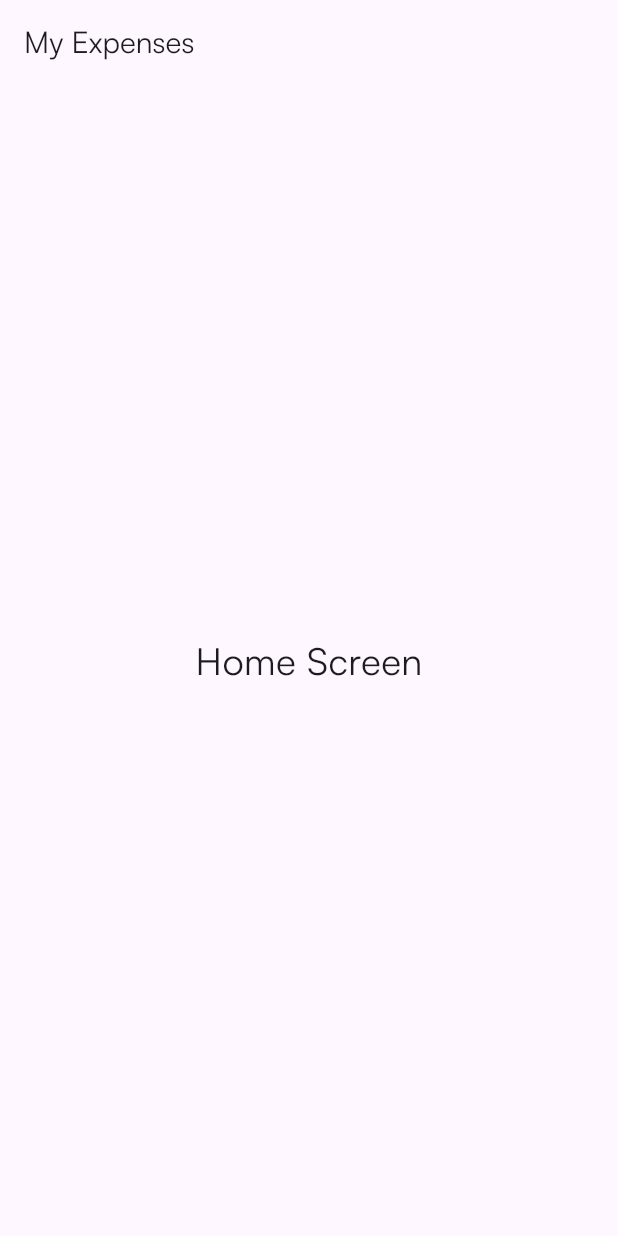
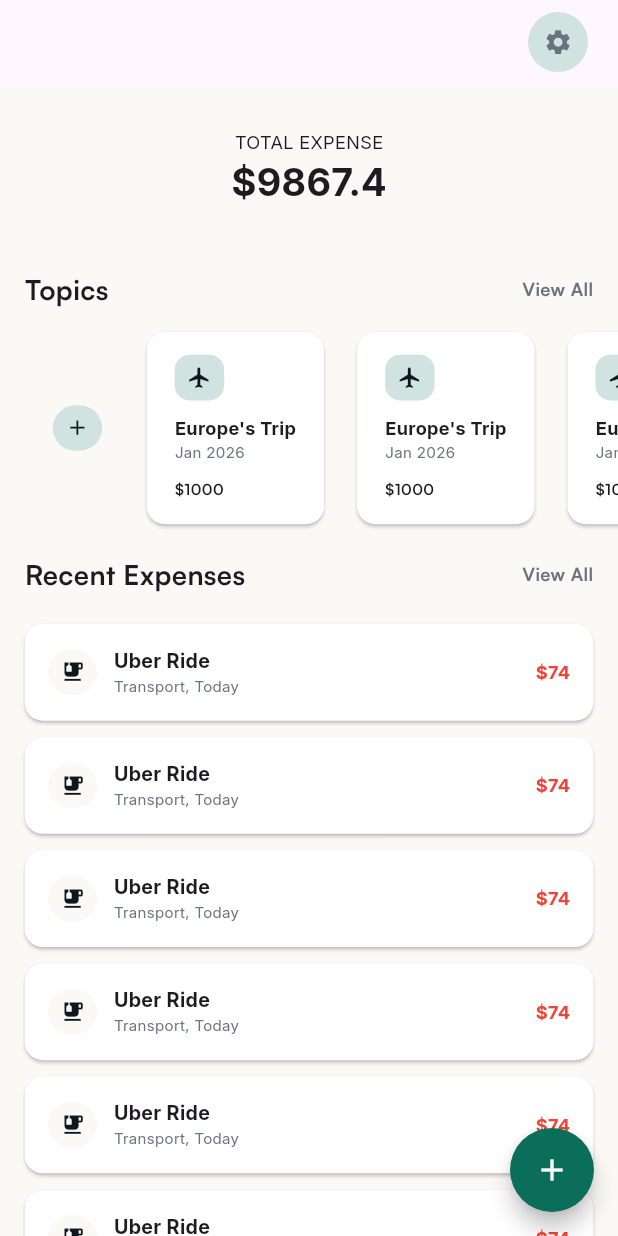
Before and after one commit to anilthapaliya/kashew, a Flutter app: the screen it shows after launch, on a phone screen of 412 x 824 dp. Run offline on Flutter 3.47's test engine with Material 3 defaults, Android fonts, the phone set to English and light mode, and no system bars; our stand-ins replace sqflite; accounts and stored records are empty.

Commit message:
Designed Home Screen
- Home Screen design with bottom sheet for 'Create new topic'

```diff
--- a/lib/utils/constants.dart
+++ b/lib/utils/constants.dart
@@ -12,6 +12,26 @@ class Constants {
 
   // App Labels
   static final String lblAppBarHome = "My Expenses";
+  static final String lblAppBarAddTopic = "Create New Topic";
+  static final String lblSubtitle = "Personal Expense Tracker";
+  static final String lblTotalExpense = "Total Expense";
+  static final String lblTopics = "Topics";
+  static final String lblRecentExpenses = "Recent Expenses";
+  static final String lblViewAll = "View All";
+  static final String lblTopicName = "Topic Name";
+  static final String lblStartDate = "Start Date";
+  static final String lblOptional = "Optional";
+  static final String lblDescription = "Description";
+  static final String lblTopicHelp = "Topics help you organize your budget and expenses effortlessly.";
+
+  static final String btnCreateTopic = "Create Topic";
+
+  static final String hintTopic =  "e.g., Trek to ABC";
+  static final String hintDescription = "What's this topic about?";
+  static final String hintToday = "Today";
+
+  // Padding and Margin
+  static final double stdMargin = 14;
 
   // App Fonts
   static final String fontBody = "Inter";
@@ -23,6 +43,7 @@ class Constants {
   static final String accentColor = "#FF6F61";
   static final String warmWhiteColor = "#FAF9F6";
   static final String darkBgColor = "#0F171E";
+  static final String lightGrayColor = "#D1E3E0";
   static final String textPrimaryLightColor = "#1A1A1A";
   static final String textPrimaryDarkColor = "#F5F5F5";
   static final String textSecondaryColor = "#6B7280";
--- a/lib/view_models/home_viewmodel.dart
+++ b/lib/view_models/home_viewmodel.dart
@@ -1,5 +1,7 @@
 import 'package:flutter/material.dart';
 import 'package:kashew/utils/constants.dart';
+import 'package:kashew/utils/hex_color.dart';
+import 'package:kashew/utils/responsive.dart';
 
 class HomeScreen extends StatefulWidget {
 
@@ -16,13 +18,278 @@ class _HomeScreenState extends State<HomeScreen> {
   Widget build(BuildContext context) {
 
     return Scaffold(
+      backgroundColor: HexColor.fromHex(Constants.warmWhiteColor),
       appBar: AppBar(
-        title: Text(Constants.lblAppBarHome, style: TextStyle(fontFamily: Constants.fontTitle, fontSize: 20)),
+        title: Row(
+          mainAxisAlignment: MainAxisAlignment.end,
+          children: [
+            IconButton.filled(
+              icon: Icon(Icons.settings, size: R.w(18), color: HexColor.fromHex(Constants.textSecondaryColor)),
+              style: IconButton.styleFrom(backgroundColor: HexColor.fromHex(Constants.lightGrayColor)),
+              onPressed: () {}),
+          ],
+        ),
       ),
-      body: Center(
-        child: Text("Home Screen", style: TextStyle(fontFamily: Constants.fontTitle, fontSize: 25)),
+      body: Column(
+        crossAxisAlignment: CrossAxisAlignment.start,
+        children: [
+
+          // Top Summary Section
+          Container(
+            width: double.infinity,
+            margin: EdgeInsets.symmetric(vertical: R.h(30), horizontal: R.w((15))),
+            child: Column(
+              mainAxisAlignment: MainAxisAlignment.center,
+              crossAxisAlignment: CrossAxisAlignment.center,
+              children: [
+                Text(Constants.lblTotalExpense.toUpperCase(),
+                    style: TextStyle(fontFamily: Constants.fontBody, fontSize: R.sp(12), fontWeight: FontWeight.w500)),
+                Text('\$9867.4',
+                  style: TextStyle(fontFamily: Constants.fontBody, fontSize: R.sp(25), fontWeight: FontWeight.bold))
+              ],
+            ),
+          ),
+
+          // Topics Section
+          Padding(
+            padding: EdgeInsets.symmetric(horizontal: R.w(15), vertical: R.h(10)),
+            child: Row(
+              mainAxisAlignment: MainAxisAlignment.spaceBetween,
+              children: [
+                Text(Constants.lblTopics, style: TextStyle(fontFamily: Constants.fontTitle, fontSize: R.sp(18), fontWeight: FontWeight.bold),),
+                Text(Constants.lblViewAll, style: TextStyle(fontFamily: Constants.fontTitle, fontSize: R.sp(12), fontWeight: FontWeight.bold, color: HexColor.fromHex(Constants.textSecondaryColor)),),
+              ],
+            ),
+          ),
+          SingleChildScrollView(
+            scrollDirection: Axis.horizontal,
+            child: Padding(
+              padding: EdgeInsets.symmetric(horizontal: R.w(15), vertical: R.h(5)),
+              child: Row(
+                children: [
+                  addTopic(),
+                  ... List.generate(5, (index) => topicCard()),
+                ]
+              ),
+            ),
+          ),
+
+          // Recent Expenses
+          Padding(
+            padding: EdgeInsets.symmetric(horizontal: R.w(15), vertical: R.h(15)),
+            child: Row(
+              mainAxisAlignment: MainAxisAlignment.spaceBetween,
+              children: [
+                Text(Constants.lblRecentExpenses, style: TextStyle(fontFamily: Constants.fontTitle, fontSize: R.sp(18), fontWeight: FontWeight.bold),),
+                Text(Constants.lblViewAll, style: TextStyle(fontFamily: Constants.fontTitle, fontSize: R.sp(12), fontWeight: FontWeight.bold, color: HexColor.fromHex(Constants.textSecondaryColor)),),
+              ],
+            ),
+          ),
+          Expanded(
+            child: SingleChildScrollView(
+              scrollDirection: Axis.vertical,
+              child: Padding(
+                padding: EdgeInsets.symmetric(horizontal: R.w(15), vertical: R.h(5)),
+                child: Column(
+                  children: List.generate(6, (index) => expenseCard()),
+                ),
+              ),
+            ),
+          ),
+
+        ],
+      ),
+      floatingActionButton: FloatingActionButton(
+          onPressed: () => showAddExpense(context),
+          shape: const CircleBorder(),
+          backgroundColor: HexColor.fromHex(Constants.primaryColor),
+          child: Icon(Icons.add, color: HexColor.fromHex(Constants.warmWhiteColor))),
+    );
+  }
+
+  Widget addTopic() {
+
+    return Card(
+      margin: EdgeInsets.only(right: R.w(10)),
+      elevation: 0,
+      color: HexColor.fromHex(Constants.warmWhiteColor),
+      child: Padding(
+        padding: EdgeInsets.symmetric(vertical: R.h(15), horizontal: R.w(17)),
+        child: Column(
+          crossAxisAlignment: CrossAxisAlignment.start,
+          children: [
+            Container(
+              width: R.w(30), height: R.h(30),
+              decoration: BoxDecoration(borderRadius: BorderRadius.circular(30), color: HexColor.fromHex(Constants.lightGrayColor)),
+              child: Icon(Icons.add, color: HexColor.fromHex(Constants.darkBgColor), size: R.w(15)),
+            ),
+          ],
+        ),
       ),
     );
   }
 
+  Widget topicCard() {
+
+    return Card(
+      margin: EdgeInsets.only(right: R.w(20)),
+      elevation: 1,
+      color: HexColor.fromHex(Constants.pureWhiteColor),
+      child: Padding(
+        padding: EdgeInsets.symmetric(vertical: R.h(15), horizontal: R.w(17)),
+        child: Column(
+          crossAxisAlignment: CrossAxisAlignment.start,
+          children: [
+            Container(
+              width: R.w(30), height: R.h(30),
+              decoration: BoxDecoration(borderRadius: BorderRadius.circular(10), color: HexColor.fromHex(Constants.lightGrayColor)),
+              child: Icon(Icons.flight, color: HexColor.fromHex(Constants.darkBgColor), size: R.w(15)),
+            ),
+            SizedBox(height: R.h(10)),
+            Text('Europe\'s Trip', style: TextStyle(fontFamily: Constants.fontBody, fontSize: R.sp(12), fontWeight: FontWeight.bold),),
+            Text('Jan 2026', style: TextStyle(fontFamily: Constants.fontBody, fontSize: R.sp(10), color: HexColor.fromHex(Constants.textSecondaryColor))),
+            SizedBox(height: R.h(10)),
+            Text('\$1000', style: TextStyle(fontFamily: Constants.fontTitle, fontSize: R.sp(10), fontWeight: FontWeight.bold)),
+          ],
+        ),
+      ),
+    );
+  }
+
+  Widget expenseCard() {
+
+    return Card(
+      margin: EdgeInsets.only(bottom: R.w(10)),
+      elevation: 1,
+      color: HexColor.fromHex(Constants.pureWhiteColor),
+      child: Padding(
+        padding: EdgeInsets.symmetric(vertical: R.h(15), horizontal: R.w(Constants.stdMargin)),
+        child: Row(
+          children: [
+            Container(
+              margin: EdgeInsets.only(right: R.w(10)),
+              width: R.w(30), height: R.h(30),
+              decoration: BoxDecoration(borderRadius: BorderRadius.circular(30), color: HexColor.fromHex(Constants.warmWhiteColor)),
+              child: Icon(Icons.emoji_food_beverage, color: HexColor.fromHex(Constants.darkBgColor), size: R.w(15)),
+            ),
+            Column(
+              crossAxisAlignment: CrossAxisAlignment.start,
+              children: [
+                Text('Uber Ride', style: TextStyle(fontFamily: Constants.fontBody, fontSize: R.sp(13), fontWeight: FontWeight.bold),),
+                Text('Transport, Today', style: TextStyle(fontFamily: Constants.fontBody, fontSize: R.sp(10), color: HexColor.fromHex(Constants.textSecondaryColor))),
+              ],
+            ),
+            Expanded(child: Container()),
+            Text('\$74', style: TextStyle(fontFamily: Constants.fontBody, fontSize: R.sp(12), fontWeight: FontWeight.bold, color: Colors.red)),
+
+          ],
+        ),
+      ),
+    );
+  }
+
+  void showAddExpense(BuildContext context) {
+
+    showModalBottomSheet(
+        context: context,
+        isScrollControlled: true,
+        isDismissible: false,
+        backgroundColor: HexColor.fromHex(Constants.warmWhiteColor),
+        builder: (context) {
+          return Container(
+            height: MediaQuery.of(context).size.height,
+            padding: EdgeInsets.symmetric(vertical: R.h(30), horizontal: R.w(Constants.stdMargin)),
+            child: Column(
+              crossAxisAlignment: CrossAxisAlignment.start,
+              children: [
+
+                // Top Row
+                Row(
+                  children: [
+                    IconButton(onPressed: () => Navigator.pop(context), icon: Icon(Icons.close)),
+                    const Expanded(child: SizedBox()),
+                    Text(Constants.lblAppBarAddTopic, textAlign: TextAlign.center, style: TextStyle(fontFamily: Constants.fontTitle,
+                        fontSize: R.sp(16), fontWeight: FontWeight.bold, color: HexColor.fromHex(Constants.darkBgColor))),
+                    const Expanded(child: SizedBox()),
+                    IconButton(onPressed: () {}, icon: Icon(Icons.circle, color: HexColor.fromHex(Constants.warmWhiteColor))),
+                  ],
+                ),
+
+                SizedBox(height: R.h(40)),
+                Text(Constants.lblTopicName, textAlign: TextAlign.left, style: TextStyle(fontFamily: Constants.fontTitle,
+                    fontSize: R.sp(12), fontWeight: FontWeight.bold, color: HexColor.fromHex(Constants.darkBgColor))),
+                TextField(
+                  decoration: InputDecoration(
+                      hintText: Constants.hintTopic,
+                      filled: true,
+                      fillColor: HexColor.fromHex(Constants.lightGrayColor),
+                      border: OutlineInputBorder(borderSide: BorderSide.none, borderRadius: BorderRadius.circular(4))),
+                ),
+
+                SizedBox(height: R.h(20)),
+                Text(Constants.lblStartDate, textAlign: TextAlign.left, style: TextStyle(fontFamily: Constants.fontTitle,
+                    fontSize: R.sp(12), fontWeight: FontWeight.bold, color: HexColor.fromHex(Constants.darkBgColor))),
+                TextField(
+                  decoration: InputDecoration(
+                      hintText: Constants.hintToday,
+                      suffixIcon: Icon(Icons.calendar_month),
+                      filled: true,
+                      fillColor: HexColor.fromHex(Constants.lightGrayColor),
+                      border: OutlineInputBorder(borderSide: BorderSide.none, borderRadius: BorderRadius.circular(4))),
+                ),
+
+                SizedBox(height: R.h(20)),
+                Row(
+                  children: [
+                    Text(Constants.lblDescription, textAlign: TextAlign.left, style: TextStyle(fontFamily: Constants.fontTitle,
+                        fontSize: R.sp(12), fontWeight: FontWeight.bold, color: HexColor.fromHex(Constants.darkBgColor))),
+                    const Expanded(child: SizedBox()),
+                    Text(Constants.lblOptional, textAlign: TextAlign.left, style: TextStyle(fontFamily: Constants.fontTitle,
+                        fontSize: R.sp(10), color: HexColor.fromHex(Constants.darkBgColor))),
+                  ],
+                ),
+                TextField(
+                  keyboardType: TextInputType.multiline,
+                  maxLines: 4,
+                  minLines: 4,
+                  maxLength: 100,
+                  decoration: InputDecoration(
+                      hintText: Constants.hintDescription,
+                      filled: true,
+                      fillColor: HexColor.fromHex(Constants.lightGrayColor),
+                      border: OutlineInputBorder(borderSide: BorderSide.none, borderRadius: BorderRadius.circular(4))),
+                ),
+
+                SizedBox(height: R.h(70)),
+                SizedBox(
+                  width: double.infinity,
+                  child: ElevatedButton.icon(
+                      onPressed: () {},
+                      icon: Icon(Icons.arrow_forward_rounded, size: R.w(20)),
+                      style: ElevatedButton.styleFrom(
+                        padding: EdgeInsets.symmetric(vertical: R.h(10), horizontal: R.w(30)),
+                        backgroundColor: HexColor.fromHex(Constants.primaryColor),
+                        foregroundColor: HexColor.fromHex(Constants.warmWhiteColor),
+                        iconAlignment: IconAlignment.end,
+                        shape: RoundedRectangleBorder(
+                          borderRadius: BorderRadius.circular(8)
+                        )
+                      ),
+                      label: Text(Constants.btnCreateTopic, style: TextStyle(
+                          fontFamily: Constants.fontBody, fontSize: R.sp(16), fontWeight: FontWeight.bold))
+                  ),
+                ),
+
+                SizedBox(height: R.h(10)),
+                Center(
+                  child: Text(Constants.lblTopicHelp, style: TextStyle(
+                      fontFamily: Constants.fontBody, fontSize: R.sp(10), color: HexColor.fromHex(Constants.textSecondaryColor)
+                  )),
+                ),
+              ],
+            ),
+          );
+    });
+  }
+
 }
--- a/lib/view_models/splash_viewmodel.dart
+++ b/lib/view_models/splash_viewmodel.dart
@@ -7,7 +7,7 @@ class SplashViewModel extends ChangeNotifier {
 
   Future<void> initializeApp() async {
 
-    await Future.delayed(const Duration(seconds: 3));
+    await Future.delayed(const Duration(seconds: 1));
     _initialized = true;
     notifyListeners();
   }
```
Also changed, not shown: lib/views/splash_screen.dart (+5 -4 lines).
